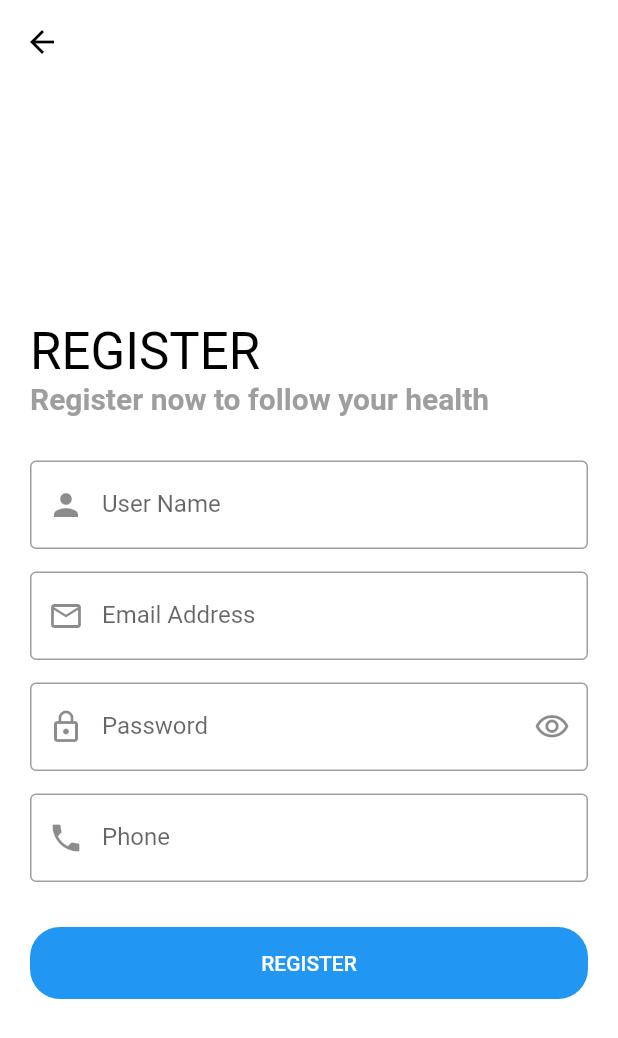
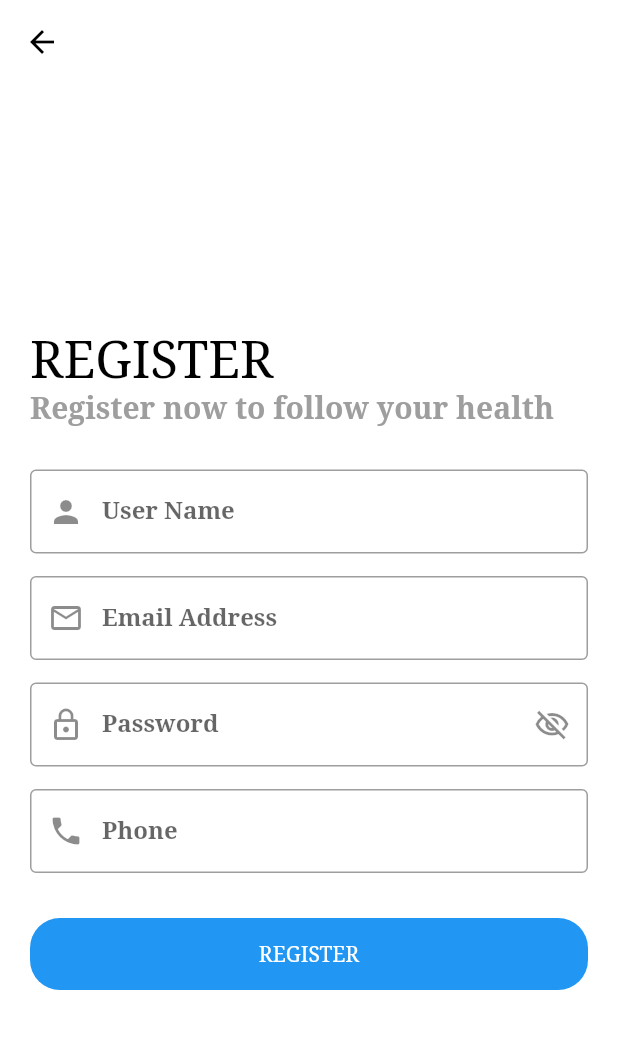
Before and after one commit to nokrashy/GP2021, a Flutter app: the RegisterScreen screen opened directly, on a phone screen of 412 x 824 dp. Shown: the top 1038 px of the screen. Run offline on Flutter 3.47's test engine with Material 2 defaults, Android fonts, the phone set to English and light mode, and no system bars; our stand-ins replace bloc, cloud_firestore, conditional_builder, dio, firebase_auth, firebase_core and 5 more; accounts and stored records are empty.

Commit message:
second commit

```diff
--- a/lib/layout/cubit/states.dart
+++ b/lib/layout/cubit/states.dart
@@ -8,3 +8,11 @@ class InitialState extends GPStates {}
 class BottomNavState extends GPStates {}
 
 class AppChangeModeState extends GPStates {}
+
+class GetUserLoadingState extends GPStates {}
+
+class GetUserSuccessState extends GPStates {}
+class GetUserErrorState extends GPStates {
+  final String error;
+  GetUserErrorState(this.error);
+}
--- a/lib/main.dart
+++ b/lib/main.dart
@@ -55,7 +55,9 @@ class MyApp extends StatelessWidget {
     return MultiBlocProvider(
       providers: [
         BlocProvider(
-            create: (context) => GPCubit()..ChangeAppMode(fromShared: isDark)),
+            create: (context) => GPCubit()
+              ..ChangeAppMode(fromShared: isDark)
+              ..getUserData()),
       ],
       child: BlocConsumer<GPCubit, GPStates>(
         listener: (context, state) {},
--- a/lib/model/user_model.dart
+++ b/lib/model/user_model.dart
@@ -1,4 +1,4 @@
-class SocialUserModel {
+class UserModel {
   late String name;
   late String email;
   late String phone;
@@ -7,7 +7,7 @@ class SocialUserModel {
   late String cover;
   late String bio;
   late bool isEmailVerfied;
-  SocialUserModel({
+  UserModel({
     this.name = '',
     this.email = '',
     this.phone = '',
@@ -17,7 +17,7 @@ class SocialUserModel {
     this.bio = '',
     this.isEmailVerfied = false,
   });
-  SocialUserModel.fromJson(Map<String, dynamic>? json) {
+  UserModel.fromJson(Map<String, dynamic>? json) {
     name = json!['name'];
     email = json['email'];
     phone = json['phone'];
@@ -27,6 +27,8 @@ class SocialUserModel {
     bio = json['bio'];
     isEmailVerfied = json['isEmailVerfied'];
   }
+
+  Object? get length => null;
   Map<String, dynamic> toMap() {
     return {
       'name': name,
--- a/lib/modules/login/cubit/states.dart
+++ b/lib/modules/login/cubit/states.dart
@@ -1,15 +1,16 @@
 abstract class LoginStates {}
 
 class LoginInitialState extends LoginStates {}
+
 class LoginLoadingState extends LoginStates {}
 
 class LoginSuccessState extends LoginStates {
-  late final String uId;
+  final String uId;
   LoginSuccessState(
     this.uId,
   );
+}
 
-}
 class LoginErrorState extends LoginStates {
   late final String Error;
   LoginErrorState(this.Error);
--- a/lib/modules/register/cubit/states.dart
+++ b/lib/modules/register/cubit/states.dart
@@ -4,19 +4,20 @@ class RegisterInitialState extends RegisterStates {}
 
 class RegisterLoadingState extends RegisterStates {}
 
-class RegisterSuccessState extends RegisterStates{}
+class RegisterSuccessState extends RegisterStates {
+  final String uId;
+  RegisterSuccessState(this.uId);
+}
 
-class RegisterErrorState extends RegisterStates
-{
+class RegisterErrorState extends RegisterStates {
   final String error;
 
   RegisterErrorState(this.error);
 }
 
-class CraetUserSuccessState extends RegisterStates{}
+class CraetUserSuccessState extends RegisterStates {}
 
-class CraetUserErrorState extends RegisterStates
-{
+class CraetUserErrorState extends RegisterStates {
   final String error;
 
   CraetUserErrorState(this.error);
--- a/lib/shared/component/constants.dart
+++ b/lib/shared/component/constants.dart
@@ -2,8 +2,6 @@ import 'package:flutter/material.dart';
 
 var defultColor = Colors.blue;
 
-String token = '';
-
 var uId = '';
 
-String Users = "TaskUsers";
+// String Users = "TaskUsers";
--- a/lib/shared/styles/themes.dart
+++ b/lib/shared/styles/themes.dart
@@ -2,7 +2,7 @@ import 'package:flutter/material.dart';
 import 'package:flutter/services.dart';
 import 'package:fristapp/shared/component/constants.dart';
 
-ThemeData darkTheme= ThemeData(
+ThemeData darkTheme = ThemeData(
   primarySwatch: defultColor,
   scaffoldBackgroundColor: Colors.grey[800],
   appBarTheme: AppBarTheme(
@@ -30,7 +30,7 @@ ThemeData darkTheme= ThemeData(
     selectedItemColor: defultColor,
     backgroundColor: Colors.grey[800],
     selectedIconTheme: IconThemeData(
-                color:defultColor,
+      color: defultColor,
     ),
     unselectedItemColor: Colors.grey,
     elevation: 20.0,
@@ -38,15 +38,19 @@ ThemeData darkTheme= ThemeData(
   textTheme: TextTheme(
     bodyText1: TextStyle(
       fontWeight: FontWeight.w600,
-                fontSize: 18.0,
+      fontSize: 20.0,
       color: Colors.white,
     ),
+    subtitle1: TextStyle(
+        fontWeight: FontWeight.w600,
+        fontSize: 16.0,
+        color: Colors.white,
+        height: 1.0),
   ),
   fontFamily: 'serif',
 );
 
-
-ThemeData lightTheme= ThemeData(
+ThemeData lightTheme = ThemeData(
   primarySwatch: defultColor,
   scaffoldBackgroundColor: Colors.white,
   appBarTheme: AppBarTheme(
@@ -80,7 +84,12 @@ ThemeData lightTheme= ThemeData(
       fontSize: 20.0,
       color: Colors.black,
     ),
+    subtitle1: TextStyle(
+        fontWeight: FontWeight.w600,
+        fontSize: 16.0,
+        color: Colors.black,
+        height: 1.0),
   ),
-            //fontFamily: 'serif',
+  fontFamily: 'serif',
   //fontFamily: 'timeLine',
 );
```
Also changed, not shown: lib/layout/cubit/cubit.dart (+15 -0 lines), lib/layout/home_layout.dart (+17 -0 lines), lib/modules/health_app/settings_screen.dart (+3 -7 lines), lib/modules/login/cubit/cubit.dart (+12 -14 lines), lib/modules/register/cubit/cubit.dart (+12 -11 lines), lib/modules/register/register_screen.dart (+14 -2 lines). Lines whose indentation alone changed are shown as unchanged.
